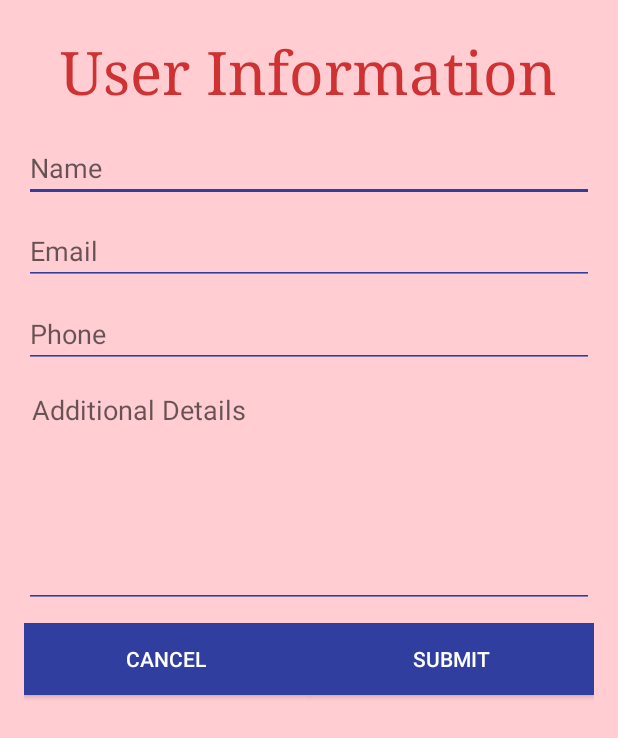
After one commit to kirankarpurapu/Virtual-Assistant, an Android app: the UserInfoActivity screen opened directly, with no data from a screen before it, on a phone screen of 412 x 824 dp. The commit adds this screen. Shown: the top 738 px of the screen. Run offline under Robolectric (Android 15) with nearby library versions, the phone set to English and light mode, and no system bars.

Commit message:
added user information page

```diff
--- a/Recognito/app/src/main/AndroidManifest.xml
+++ b/Recognito/app/src/main/AndroidManifest.xml
@@ -16,6 +16,9 @@
                 <category android:name="android.intent.category.LAUNCHER" />
             </intent-filter>
         </activity>
+        <activity android:name=".UserInfoActivity">
+
+        </activity>
     </application>
 
 </manifest>
--- /dev/null
+++ b/Recognito/app/src/main/java/com/example/kirank/recognito/UserInfoActivity.java
@@ -0,0 +1,149 @@
+package com.example.kirank.recognito;
+
+import android.app.Activity;
+import android.app.ProgressDialog;
+import android.graphics.Bitmap;
+import android.graphics.BitmapFactory;
+import android.os.AsyncTask;
+import android.os.Bundle;
+import android.support.annotation.Nullable;
+import android.util.Base64;
+import android.util.Log;
+import android.view.View;
+import android.widget.Button;
+import android.widget.EditText;
+import android.widget.Toast;
+
+import org.apache.http.HttpResponse;
+import org.apache.http.NameValuePair;
+import org.apache.http.client.HttpClient;
+import org.apache.http.client.entity.UrlEncodedFormEntity;
+import org.apache.http.client.methods.HttpPost;
+import org.apache.http.impl.client.DefaultHttpClient;
+import org.apache.http.message.BasicNameValuePair;
+import org.apache.http.util.EntityUtils;
+import org.json.JSONException;
+import org.json.JSONObject;
+
+import java.io.ByteArrayOutputStream;
+import java.util.ArrayList;
+
+/**
+ * Created by kirank on 4/17/17.
+ */
+
+public class UserInfoActivity extends Activity {
+    private EditText name, phoneNumber, email, additionalInfo;
+    private Button cancel, submit;
+    private String picturePath, byteString = null;
+    private final String TAG = "RECOGNITO", URL = "http://192.168.1.164:5000/newImage";
+
+    @Override
+    protected void onCreate(@Nullable Bundle savedInstanceState) {
+        super.onCreate(savedInstanceState);
+        setContentView(R.layout.user_info);
+        picturePath = getIntent().getStringExtra("PICTURE_PATH");
+        name = (EditText) findViewById(R.id.NameEditText);
+        phoneNumber = (EditText) findViewById(R.id.PhoneEditText);
+        email = (EditText) findViewById(R.id.EmailEditText);
+        additionalInfo = (EditText) findViewById(R.id.additionaldetailsEditText);
+        cancel = (Button) findViewById(R.id.cancelbutton);
+        submit = (Button) findViewById(R.id.submitbutton);
+
+
+        cancel.setOnClickListener(new View.OnClickListener() {
+            @Override
+            public void onClick(View v) {
+                finish();
+            }
+        });
+        submit.setOnClickListener(new View.OnClickListener() {
+            @Override
+            public void onClick(View v) {
+                uploadPicture(picturePath);
+            }
+        });
+    }
+
+    public void uploadPicture(String picturePath) {
+        if (picturePath == null) {
+            Toast.makeText(getApplicationContext(), "no picture to post", Toast.LENGTH_SHORT).show();
+            return;
+        }
+        Log.d(TAG, " path : " + picturePath);
+//        Toast.makeText(getApplicationContext(), "Path: " + picturePath, Toast.LENGTH_LONG).show();
+        Bitmap bm = BitmapFactory.decodeFile(picturePath);
+        ByteArrayOutputStream bao = new ByteArrayOutputStream();
+        bm.compress(Bitmap.CompressFormat.JPEG, 90, bao);
+        byte[] ba = bao.toByteArray();
+        byteString = Base64.encodeToString(ba, Base64.DEFAULT);
+        Log.d("TAG", "-----base 64" + byteString);
+        JSONObject info = getImageInformation();
+        Image image = new Image(byteString, "Kiran", info);
+        new UploadToServer().execute(image);
+    }
+
+    public class UploadToServer extends AsyncTask<Image, Void, JSONObject> {
+
+        private ProgressDialog pd = new ProgressDialog(UserInfoActivity.this);
+
+        protected void onPreExecute() {
+            super.onPreExecute();
+            pd.setMessage("Wait image uploading!");
+            pd.show();
+        }
+
+        @Override
+        protected JSONObject doInBackground(Image... image) {
+            Image thisImage = image[0];
+
+            ArrayList<NameValuePair> nameValuePairs = new ArrayList<>();
+            nameValuePairs.add(new BasicNameValuePair("base64", thisImage.getData()));
+            nameValuePairs.add(new BasicNameValuePair("ImageName", System.currentTimeMillis() + thisImage.getName() + ".jpg"));
+            nameValuePairs.add(new BasicNameValuePair("ImageInfo", thisImage.getInfo().toString()));
+
+            try {
+                HttpClient httpclient = new DefaultHttpClient();
+                HttpPost httppost = new HttpPost(URL);
+                httppost.setEntity(new UrlEncodedFormEntity(nameValuePairs));
+                HttpResponse response = httpclient.execute(httppost);
+                String st = EntityUtils.toString(response.getEntity());
+                Log.d(TAG, "In the try Loop" + st);
+            } catch (Exception e) {
+                Log.d(TAG, "Error in http connection " + e.toString());
+            }
+            return null;
+        }
+
+        protected void onPostExecute(JSONObject jsonResultObject) {
+            super.onPostExecute(jsonResultObject);
+            pd.hide();
+            pd.dismiss();
+            finish();
+        }
+    }
+
+    public JSONObject getImageInformation() {
+        String nameString = name.getText().toString();
+        String phoneNumberString = phoneNumber.getText().toString();
+        String emailString = email.getText().toString();
+        String additionalInfoString = additionalInfo.getText().toString();
+        JSONObject obj = null;
+
+        nameString = "kiran";
+        phoneNumberString = "1234";
+        emailString = "kk@kk.com";
+        additionalInfoString = "justlame";
+        try {
+            obj = new JSONObject();
+            obj.put("name", nameString);
+            obj.put("phonenumber", phoneNumberString);
+            obj.put("email", emailString);
+            obj.put("additionalinfo", additionalInfoString);
+        } catch (JSONException e) {
+            e.printStackTrace();
+        } finally {
+            return obj;
+        }
+    }
+}
--- /dev/null
+++ b/Recognito/app/src/main/res/layout/user_info.xml
@@ -0,0 +1,93 @@
+<?xml version="1.0" encoding="utf-8"?>
+<LinearLayout xmlns:android="http://schemas.android.com/apk/res/android"
+    android:layout_width="match_parent"
+    android:layout_height="match_parent"
+    android:background="#FFCDD2"
+    android:orientation="vertical"
+    android:padding="16dp">
+
+    <TextView
+        android:id="@+id/contact_form_title"
+        android:layout_width="wrap_content"
+        android:layout_height="wrap_content"
+        android:layout_gravity="center_horizontal"
+        android:layout_marginBottom="16dp"
+        android:layout_marginTop="5dp"
+        android:text="User Information"
+        android:textColor="#ce3232"
+        android:textSize="40sp"
+        android:typeface="serif" />
+
+    <EditText
+        android:id="@+id/NameEditText"
+        android:layout_width="fill_parent"
+        android:layout_height="wrap_content"
+        android:backgroundTint="@color/colorPrimaryDark"
+        android:hint="Name"
+        android:inputType="textPersonName" />
+
+    <EditText
+        android:id="@+id/EmailEditText"
+        android:layout_width="fill_parent"
+        android:layout_height="wrap_content"
+        android:layout_marginBottom="10dp"
+        android:layout_marginTop="10dp"
+        android:backgroundTint="@color/colorPrimaryDark"
+        android:hint="Email"
+        android:inputType="textEmailAddress" />
+
+    <EditText
+        android:id="@+id/PhoneEditText"
+        android:layout_width="fill_parent"
+        android:layout_height="wrap_content"
+        android:backgroundTint="@color/colorPrimaryDark"
+        android:hint="Phone"
+        android:inputType="phone" />
+
+    <EditText
+        android:id="@+id/additionaldetailsEditText"
+        android:layout_width="fill_parent"
+        android:layout_height="150dp"
+        android:layout_marginBottom="10dp"
+        android:layout_marginTop="10dp"
+        android:backgroundTint="@color/colorPrimaryDark"
+        android:gravity="top"
+        android:hint="Additional Details"
+        android:fitsSystemWindows="true"
+        android:breakStrategy="balanced"
+        android:inputType="textMultiLine"
+        android:singleLine="false"
+        android:padding="5dp" />
+
+    <LinearLayout
+        android:layout_width="match_parent"
+        android:layout_height="match_parent"
+        android:orientation="horizontal"
+        android:weightSum="2">
+
+        <Button
+            android:id="@+id/cancelbutton"
+            android:layout_width="wrap_content"
+            android:layout_height="wrap_content"
+            android:layout_gravity="center_horizontal"
+            android:background="@color/colorPrimaryDark"
+            android:elevation="4dp"
+            android:text="Cancel"
+            android:layout_weight="1"
+            android:textColor="#fff" />
+
+        <Button
+            android:id="@+id/submitbutton"
+            android:layout_width="wrap_content"
+            android:layout_height="wrap_content"
+            android:layout_gravity="center_horizontal"
+            android:background="@color/colorPrimaryDark"
+            android:elevation="4dp"
+            android:text="Submit"
+            android:layout_weight="1"
+            android:textColor="#fff" />
+
+    </LinearLayout>
+
+
+</LinearLayout>
```
Also changed, not shown: Recognito/app/src/main/java/com/example/kirank/recognito/Image.java (added, +28 -0 lines), Recognito/app/src/main/java/com/example/kirank/recognito/MainActivity.java (+81 -104 lines), Recognito/app/src/main/res/layout/activity_main.xml (+5 -4 lines).
